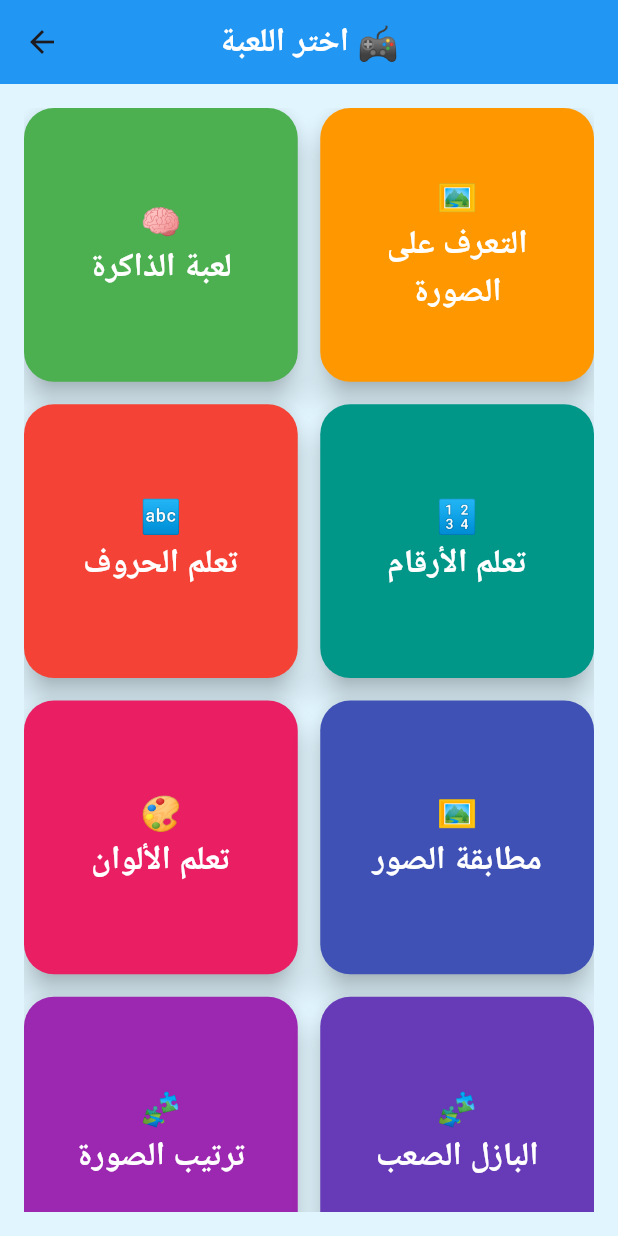
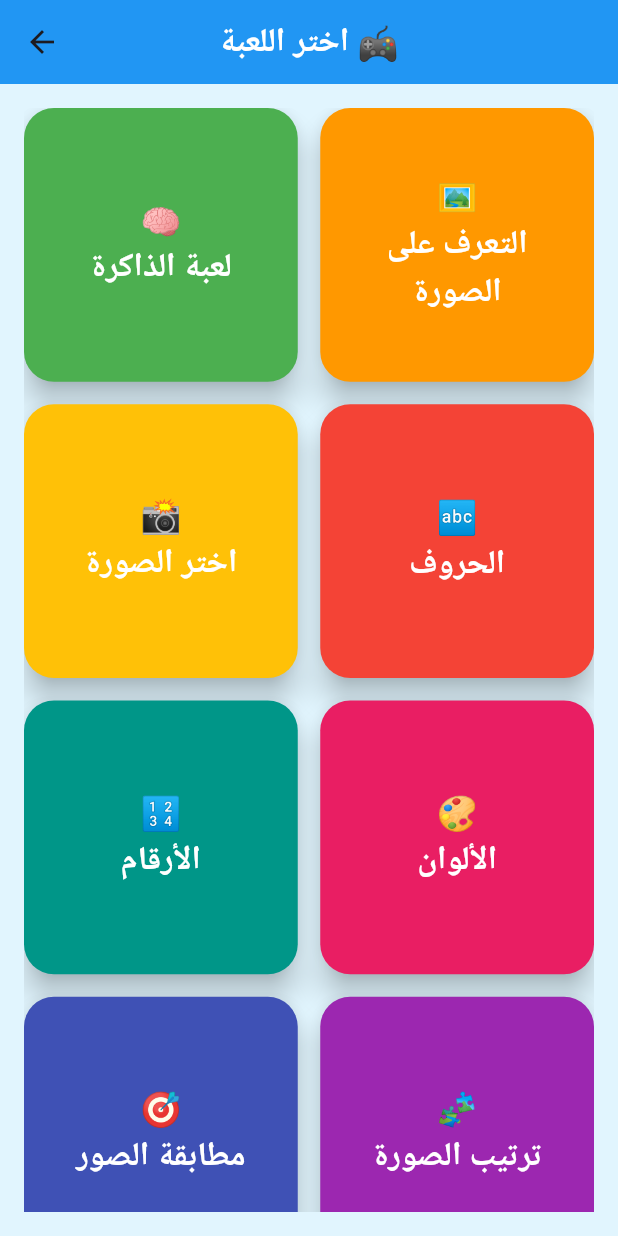
Before and after one commit to Ebrahassad/kids-world, a Flutter app: the GamesScreen screen opened directly, on a phone screen of 412 x 824 dp. Run offline on Flutter 3.47's test engine with Material 3 defaults, Android fonts, the phone set to English and light mode, and no system bars; our stand-ins replace audioplayers, confetti.

Commit message:
Update games_screen.dart

```diff
--- a/lib/screens/games_screen.dart
+++ b/lib/screens/games_screen.dart
@@ -2,6 +2,7 @@ import 'package:flutter/material.dart';
 
 import 'levels_screen.dart';
 import 'game_screen.dart';
+import 'choose_image_screen.dart';
 import 'letters_screen.dart';
 import 'numbers_screen.dart';
 import 'colors_screen.dart';
@@ -32,7 +33,6 @@ class GamesScreen extends StatelessWidget {
 
       body: Padding(
         padding: const EdgeInsets.all(16),
-
         child: GridView.count(
           crossAxisCount: 2,
           crossAxisSpacing: 15,
@@ -57,28 +57,35 @@ class GamesScreen extends StatelessWidget {
 
             gameButton(
               context,
-              "🔤\nتعلم الحروف",
+              "📸\nاختر الصورة",
+              Colors.amber,
+              const ChooseImageScreen(),
+            ),
+
+            gameButton(
+              context,
+              "🔤\nالحروف",
               Colors.red,
               const LettersScreen(),
             ),
 
             gameButton(
               context,
-              "🔢\nتعلم الأرقام",
+              "🔢\nالأرقام",
               Colors.teal,
               const NumbersScreen(),
             ),
 
             gameButton(
               context,
-              "🎨\nتعلم الألوان",
+              "🎨\nالألوان",
               Colors.pink,
               const ColorsScreen(),
             ),
 
             gameButton(
               context,
-              "🖼️\nمطابقة الصور",
+              "🎯\nمطابقة الصور",
               Colors.indigo,
               const MatchImageScreen(),
             ),
@@ -92,7 +99,7 @@ class GamesScreen extends StatelessWidget {
 
             gameButton(
               context,
-              "🧩\nالبازل الصعب",
+              "⭐\nالبازل الصعب",
               Colors.deepPurple,
               const HardPuzzleScreen(),
             ),
@@ -102,13 +109,6 @@ class GamesScreen extends StatelessWidget {
               "🍎\nترتيب الأشياء",
               Colors.deepOrange,
               const SortObjectsScreen(),
-            ),
-
-            gameButton(
-              context,
-              "🔊\nالأصوات",
-              Colors.cyan,
-              null,
             ),
           ],
         ),
@@ -120,7 +120,7 @@ class GamesScreen extends StatelessWidget {
     BuildContext context,
     String title,
     Color color,
-    Widget? page,
+    Widget page,
   ) {
     return ElevatedButton(
       style: ElevatedButton.styleFrom(
@@ -130,26 +130,14 @@ class GamesScreen extends StatelessWidget {
           borderRadius: BorderRadius.circular(20),
         ),
       ),
-
       onPressed: () {
-        if (page != null) {
         Navigator.push(
           context,
           MaterialPageRoute(
             builder: (_) => page,
           ),
         );
-        } else {
-          ScaffoldMessenger.of(context).showSnackBar(
-            const SnackBar(
-              content: Text(
-                "هذه اللعبة ستضاف قريبًا 🚀",
-              ),
-            ),
-          );
-        }
       },
-
       child: Text(
         title,
         textAlign: TextAlign.center,
```
Lines whose indentation alone changed are shown as unchanged.
